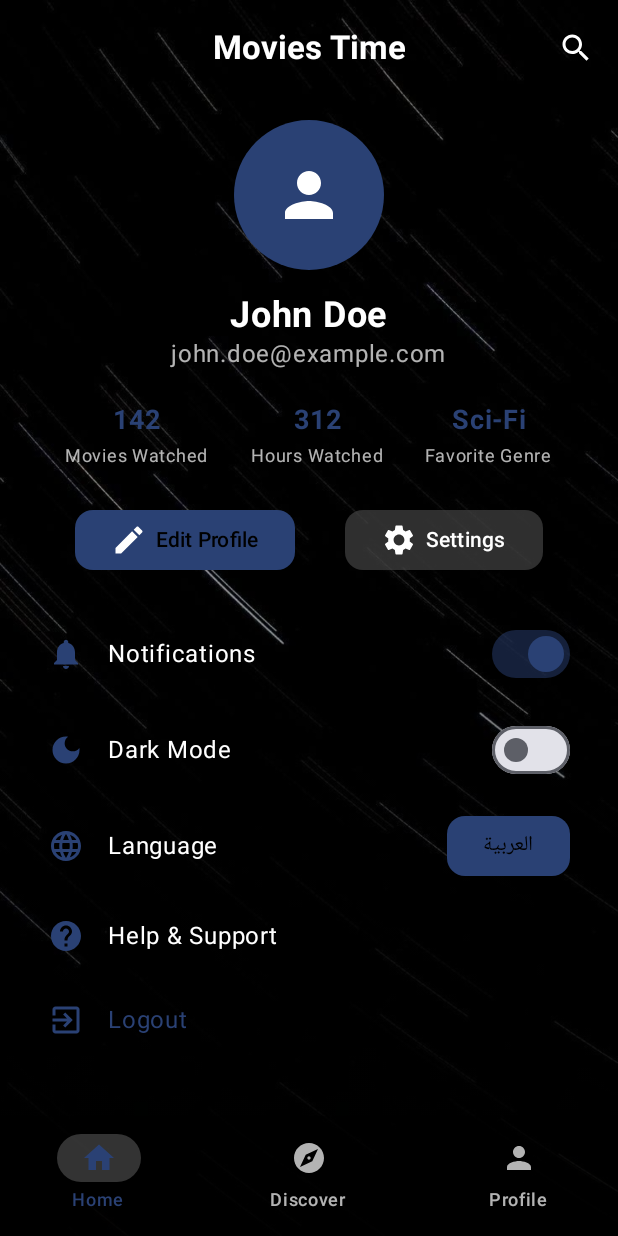
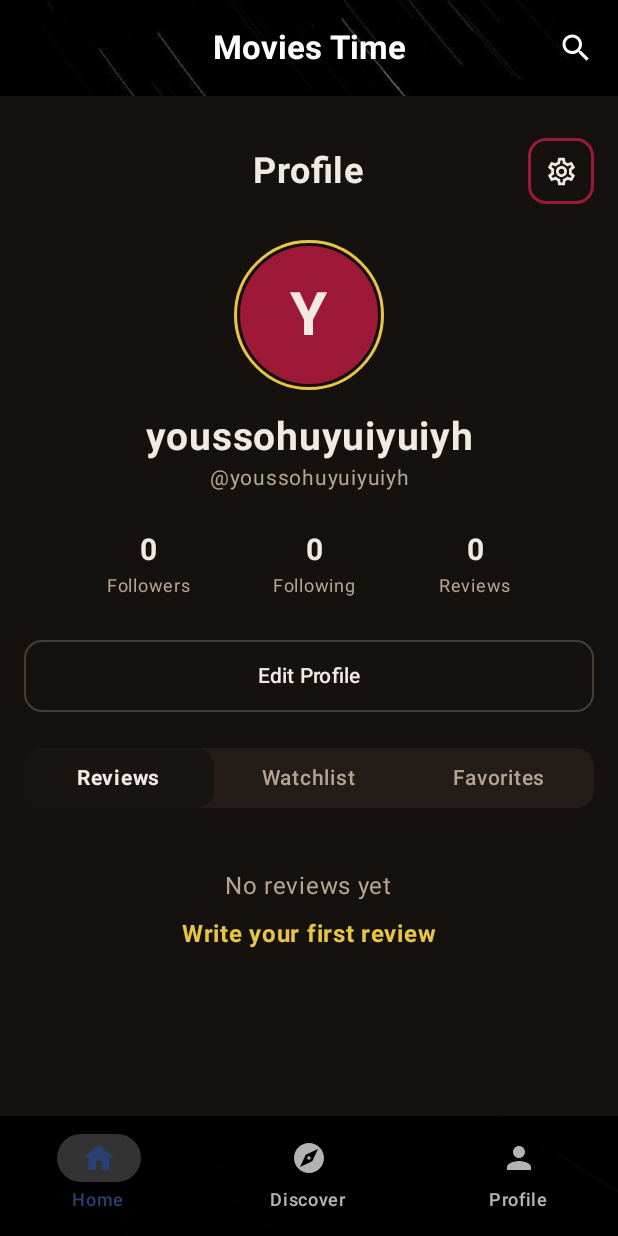
Before and after one commit to Tarik-Lotfy/Capstone-Project-DEPI, an Android app built with Jetpack Compose: the ProfileScreen screen opened through its navigation route, on a phone screen of 412 x 824 dp. Run offline under Robolectric (Android 15) with nearby library versions, the phone set to English and light mode, and no system bars; our stand-ins replace Firebase (no records; nobody signed in at launch, a user with empty details on screens opened directly), Room's generated code, accompanist.

Commit message:
Update ProfileScreen UI

```diff
--- a/app/src/main/java/com/example/moviestime/ui/screens/ProfileScreen.kt
+++ b/app/src/main/java/com/example/moviestime/ui/screens/ProfileScreen.kt
@@ -1,304 +1,245 @@
 package com.example.moviestime.ui.screens
 
+import androidx.compose.foundation.BorderStroke
 import androidx.compose.foundation.background
+import androidx.compose.foundation.border
+import androidx.compose.foundation.clickable
 import androidx.compose.foundation.layout.*
-import androidx.compose.foundation.lazy.LazyColumn
-import androidx.compose.foundation.lazy.LazyRow
-import androidx.compose.foundation.lazy.items
+import androidx.compose.foundation.shape.CircleShape
 import androidx.compose.foundation.shape.RoundedCornerShape
 import androidx.compose.material.icons.Icons
-import androidx.compose.material.icons.automirrored.filled.ExitToApp
-import androidx.compose.material.icons.automirrored.filled.Help
-import androidx.compose.material.icons.filled.*
+import androidx.compose.material.icons.outlined.Settings
 import androidx.compose.material3.*
 import androidx.compose.runtime.*
 import androidx.compose.ui.Alignment
 import androidx.compose.ui.Modifier
 import androidx.compose.ui.draw.clip
 import androidx.compose.ui.graphics.Color
-import androidx.compose.ui.res.stringResource
+import androidx.compose.ui.res.colorResource
 import androidx.compose.ui.text.font.FontWeight
+import androidx.compose.ui.text.style.TextAlign
 import androidx.compose.ui.unit.dp
 import androidx.compose.ui.unit.sp
 import androidx.lifecycle.viewmodel.compose.viewModel
 import com.example.moviestime.R
-import com.example.moviestime.ui.components.MovieCardSmall
+
+import com.example.moviestime.viewmodel.LanguageViewModel
 import com.example.moviestime.viewmodel.MainViewModel
 import com.example.moviestime.viewmodel.ThemeViewModel
-import com.example.moviestime.viewmodel.LanguageViewModel
 
-@androidx.annotation.RequiresPermission(android.Manifest.permission.POST_NOTIFICATIONS)
 @Composable
 fun ProfileScreen(
     mainViewModel: MainViewModel = viewModel(),
     themeViewModel: ThemeViewModel = viewModel(),
     languageViewModel: LanguageViewModel = viewModel()
 ) {
-    val watchlist by mainViewModel.favorites.collectAsState()
-    val isDarkTheme by themeViewModel.isDarkThemeEnabled.collectAsState()
-    val appLanguage by languageViewModel.appLanguage.collectAsState()
+    val backgroundColor = colorResource(R.color.background)
+    val primaryColor = colorResource(R.color.primary)
+    val textColor = colorResource(R.color.foreground)
+    val mutedColor = colorResource(R.color.muted_foreground)
+    val cardColor = colorResource(R.color.card)
+    val goldColor = colorResource(R.color.secondary)
 
-    val stats = mapOf(
-        stringResource(R.string.movies_watched) to "142",
-        stringResource(R.string.hours_watched) to "312",
-        stringResource(R.string.favorite_genre) to "Sci-Fi"
+    var selectedTabIndex by remember { mutableIntStateOf(0) }
+    val tabs = listOf("Reviews", "Watchlist", "Favorites")
+
+    Column(
+        modifier = Modifier
+            .fillMaxSize()
+            .background(backgroundColor)
+            .padding(16.dp),
+        horizontalAlignment = Alignment.CenterHorizontally
+    ) {
+
+        Box(
+            modifier = Modifier
+                .fillMaxWidth()
+                .padding(top = 12.dp, bottom = 24.dp)
+        ) {
+            Text(
+                text = "Profile",
+                fontWeight = FontWeight.Bold,
+                fontSize = 24.sp,
+                color = textColor,
+                modifier = Modifier.align(Alignment.Center)
             )
 
-    LazyColumn(
+            IconButton(
+                onClick = { /* TODO: Open Settings BottomSheet or Screen */ },
                 modifier = Modifier
-            .fillMaxSize()
-            .padding(16.dp),
-        verticalArrangement = Arrangement.spacedBy(20.dp)
+                    .align(Alignment.CenterEnd)
+
+                    .border(2.dp, primaryColor, RoundedCornerShape(12.dp))
+                    .size(44.dp)
             ) {
-        item {
-            Column(
-                horizontalAlignment = Alignment.CenterHorizontally,
-                modifier = Modifier.fillMaxWidth()
-            ) {
+                Icon(
+                    imageVector = Icons.Outlined.Settings,
+                    contentDescription = "Settings",
+                    tint = textColor,
+                    modifier = Modifier.size(22.dp)
+                )
+            }
+        }
+
+
         Box(
             modifier = Modifier
                 .size(100.dp)
-                        .clip(RoundedCornerShape(50.dp))
-                        .background(MaterialTheme.colorScheme.primary),
+                .border(2.dp, goldColor, CircleShape)
+                .padding(4.dp)
+                .clip(CircleShape)
+                .background(primaryColor),
             contentAlignment = Alignment.Center
         ) {
-                    Icon(
-                        Icons.Default.Person,
-                        contentDescription = null,
-                        tint = Color.White,
-                        modifier = Modifier.size(48.dp)
+            Text(
+                text = "Y",
+                fontWeight = FontWeight.Bold,
+                fontSize = 40.sp,
+                color = textColor
             )
         }
+
         Spacer(Modifier.height(16.dp))
+
         Text(
-                    "John Doe",
+            text = "youssohuyuiyuiyh",
             fontWeight = FontWeight.Bold,
-                    fontSize = 24.sp,
-                    color = Color.White
-                )
-                Text(
-                    "john.doe@example.com",
-                    color = Color.White.copy(alpha = 0.7f)
+            fontSize = 26.sp,
+            color = textColor,
+            textAlign = TextAlign.Center
         )
 
-                Spacer(Modifier.height(20.dp))
+        Text(
+            text = "@youssohuyuiyuiyh",
+            fontSize = 14.sp,
+            color = mutedColor,
+            textAlign = TextAlign.Center
+        )
+
+        Spacer(Modifier.height(24.dp))
+
 
         Row(
             modifier = Modifier.fillMaxWidth(),
             horizontalArrangement = Arrangement.SpaceEvenly
         ) {
-                    stats.forEach { (key, value) ->
-                        Column(horizontalAlignment = Alignment.CenterHorizontally) {
+            ProfileStat(number = "0", label = "Followers", textColor, mutedColor)
+            ProfileStat(number = "0", label = "Following", textColor, mutedColor)
+            ProfileStat(number = "0", label = "Reviews", textColor, mutedColor)
+        }
+
+        Spacer(Modifier.height(24.dp))
+
+        OutlinedButton(
+            onClick = { /* TODO */ },
+            modifier = Modifier
+                .fillMaxWidth()
+                .height(48.dp),
+            shape = RoundedCornerShape(12.dp),
+            border = BorderStroke(1.dp, mutedColor.copy(alpha = 0.3f)),
+            colors = ButtonDefaults.outlinedButtonColors(
+                containerColor = Color.Transparent
+            )
+        ) {
             Text(
-                                value,
-                                fontSize = 18.sp,
-                                fontWeight = FontWeight.Bold,
-                                color = MaterialTheme.colorScheme.primary
+                text = "Edit Profile",
+                fontWeight = FontWeight.SemiBold,
+                color = textColor
             )
+        }
+
+        Spacer(Modifier.height(24.dp))
+
+
+        Container(color = cardColor, shape = RoundedCornerShape(12.dp)) {
+            Row(modifier = Modifier.fillMaxWidth()) {
+                tabs.forEachIndexed { index, title ->
+                    val isSelected = selectedTabIndex == index
+                    Box(
+                        modifier = Modifier
+                            .weight(1f)
+                            .height(40.dp)
+                            .background(
+                                if (isSelected) Color.Black.copy(alpha = 0.3f) else Color.Transparent,
+                                RoundedCornerShape(12.dp)
+                            )
+                            .clickable { selectedTabIndex = index },
+                        contentAlignment = Alignment.Center
+                    ) {
                         Text(
-                                key,
-                                fontSize = 12.sp,
-                                color = Color.White.copy(alpha = 0.7f)
+                            text = title,
+                            fontWeight = if (isSelected) FontWeight.Bold else FontWeight.Medium,
+                            color = if (isSelected) textColor else mutedColor,
+                            fontSize = 14.sp
                         )
                     }
                 }
             }
         }
-        }
 
-        item {
-            Row(
-                modifier = Modifier.fillMaxWidth(),
-                horizontalArrangement = Arrangement.SpaceEvenly
+        Spacer(Modifier.height(40.dp))
+
+
+        Column(
+            horizontalAlignment = Alignment.CenterHorizontally,
+            verticalArrangement = Arrangement.Center,
+            modifier = Modifier.fillMaxWidth()
         ) {
-                Button(
-                    onClick = {},
-                    shape = RoundedCornerShape(12.dp),
-                    colors = ButtonDefaults.buttonColors(
-                        containerColor = MaterialTheme.colorScheme.primary
+            Text(
+                text = when (selectedTabIndex) {
+                    0 -> "No reviews yet"
+                    1 -> "Watchlist is empty"
+                    else -> "No favorites yet"
+                },
+                fontSize = 16.sp,
+                color = mutedColor
             )
-                ) {
-                    Icon(Icons.Default.Edit, contentDescription = "Edit Profile")
-                    Spacer(Modifier.width(6.dp))
-                    Text(stringResource(R.string.edit_profile), color = Color.Black)
-                }
 
-                Button(
-                    onClick = {},
-                    shape = RoundedCornerShape(12.dp),
-                    colors = ButtonDefaults.buttonColors(
-                        containerColor = Color.DarkGray.copy(alpha = 0.7f)
+            Spacer(Modifier.height(8.dp))
+
+            Text(
+                text = when (selectedTabIndex) {
+                    0 -> "Write your first review"
+                    1 -> "Add movies to watchlist"
+                    else -> "Mark movies as favorite"
+                },
+                fontSize = 16.sp,
+                fontWeight = FontWeight.Bold,
+                color = goldColor,
+                modifier = Modifier.clickable { /* TODO */ }
             )
-                ) {
-                    Icon(Icons.Default.Settings, contentDescription = "Settings")
-                    Spacer(Modifier.width(6.dp))
-                    Text(stringResource(R.string.settings), color = Color.White)
         }
     }
 }
 
-        if (watchlist.isNotEmpty()) {
-            item {
-                Column {
-                    Row(
-                        Modifier.fillMaxWidth(),
-                        horizontalArrangement = Arrangement.SpaceBetween,
-                        verticalAlignment = Alignment.CenterVertically
-                    ) {
+@Composable
+fun ProfileStat(number: String, label: String, numberColor: Color, labelColor: Color) {
+    Column(horizontalAlignment = Alignment.CenterHorizontally) {
         Text(
-                            stringResource(R.string.watchlist),
-                            fontSize = 18.sp,
-                            fontWeight = FontWeight.SemiBold,
-                            color = Color.White
+            text = number,
+            fontWeight = FontWeight.Bold,
+            fontSize = 20.sp,
+            color = numberColor
         )
-                        TextButton(onClick = {}) {
         Text(
-                                stringResource(R.string.see_all),
-                                color = MaterialTheme.colorScheme.primary
+            text = label,
+            fontSize = 12.sp,
+            color = labelColor
         )
     }
 }
 
-                    Spacer(Modifier.height(8.dp))
-
-                    LazyRow(horizontalArrangement = Arrangement.spacedBy(12.dp)) {
-                        items(watchlist) { movie ->
-                            MovieCardSmall(
-                                movie = movie,
-                                isFavorite = true,
-                                onMovieClick = {},
-                                onFavoriteClick = { selectedMovie ->
-                                    mainViewModel.toggleFavorite(selectedMovie)
-                                }
-                            )
+@Composable
+fun Container(
+    color: Color,
+    shape: androidx.compose.ui.graphics.Shape,
+    content: @Composable () -> Unit
+) {
+    Surface(
+        color = color,
+        shape = shape,
+        modifier = Modifier.fillMaxWidth()
+    ) {
+        content()
     }
 }
-                }
-            }
-        }
-
-        item {
-            Column {
-                ListItem(
-                    headlineContent = {
-                        Text(stringResource(R.string.notifications), color = Color.White)
-                    },
-                    leadingContent = {
-                        Icon(
-                            Icons.Default.Notifications,
-                            contentDescription = "Notifications",
-                            tint = MaterialTheme.colorScheme.primary
-                        )
-                    },
-                    trailingContent = {
-                        Switch(
-                            checked = true,
-                            onCheckedChange = {},
-                            colors = SwitchDefaults.colors(
-                                checkedThumbColor = MaterialTheme.colorScheme.primary,
-                                checkedTrackColor = MaterialTheme.colorScheme.primary.copy(alpha = 0.5f)
-                            )
-                        )
-                    },
-                    colors = ListItemDefaults.colors(
-                        containerColor = Color.Transparent
-                    )
-                )
-
-                ListItem(
-                    headlineContent = {
-                        Text(stringResource(R.string.dark_mode), color = Color.White)
-                    },
-                    leadingContent = {
-                        Icon(
-                            Icons.Default.DarkMode,
-                            contentDescription = "Dark Mode",
-                            tint = MaterialTheme.colorScheme.primary
-                        )
-                    },
-                    trailingContent = {
-                        Switch(
-                            checked = isDarkTheme,
-                            onCheckedChange = { isChecked ->
-                                themeViewModel.setDarkThemeEnabled(isChecked)
-                            },
-                            colors = SwitchDefaults.colors(
-                                checkedThumbColor = MaterialTheme.colorScheme.primary,
-                                checkedTrackColor = MaterialTheme.colorScheme.primary.copy(alpha = 0.5f)
-                            )
-                        )
-                    },
-                    colors = ListItemDefaults.colors(
-                        containerColor = Color.Transparent
-                    )
-                )
-
-                ListItem(
-                    headlineContent = {
-                        Text(stringResource(R.string.language), color = Color.White)
-                    },
-                    leadingContent = {
-                        Icon(
-                            Icons.Default.Language,
-                            contentDescription = "Language",
-                            tint = MaterialTheme.colorScheme.primary
-                        )
-                    },
-                    trailingContent = {
-                        Button(
-                            onClick = {
-                                val newLanguage = if (appLanguage == "ar") "en" else "ar"
-                                languageViewModel.setAppLanguage(newLanguage)
-                            },
-                            shape = RoundedCornerShape(12.dp),
-                            colors = ButtonDefaults.buttonColors(
-                                containerColor = MaterialTheme.colorScheme.primary
-                            )
-                        ) {
-                            Text(
-                                if (appLanguage == "ar") stringResource(R.string.language_english) else stringResource(R.string.language_arabic),
-                                color = Color.Black,
-                                fontSize = 14.sp
-                            )
-                        }
-                    },
-                    colors = ListItemDefaults.colors(
-                        containerColor = Color.Transparent
-                    )
-                )
-
-                ListItem(
-                    headlineContent = {
-                        Text(stringResource(R.string.help_support), color = Color.White)
-                    },
-                    leadingContent = {
-                        Icon(
-                            Icons.AutoMirrored.Filled.Help,
-                            contentDescription = "Help",
-                            tint = MaterialTheme.colorScheme.primary
-                        )
-                    },
-                    colors = ListItemDefaults.colors(
-                        containerColor = Color.Transparent
-                    )
-                )
-
-                ListItem(
-                    headlineContent = {
-                        Text(stringResource(R.string.logout), color = MaterialTheme.colorScheme.primary)
-                    },
-                    leadingContent = {
-                        Icon(
-                            Icons.AutoMirrored.Filled.ExitToApp,
-                            contentDescription = "Logout",
-                            tint = MaterialTheme.colorScheme.primary
-                        )
-                    },
-                    colors = ListItemDefaults.colors(
-                        containerColor = Color.Transparent
-                    )
-                )
-            }
-        }
-    }
-}
```
Lines whose indentation alone changed are shown as unchanged.
